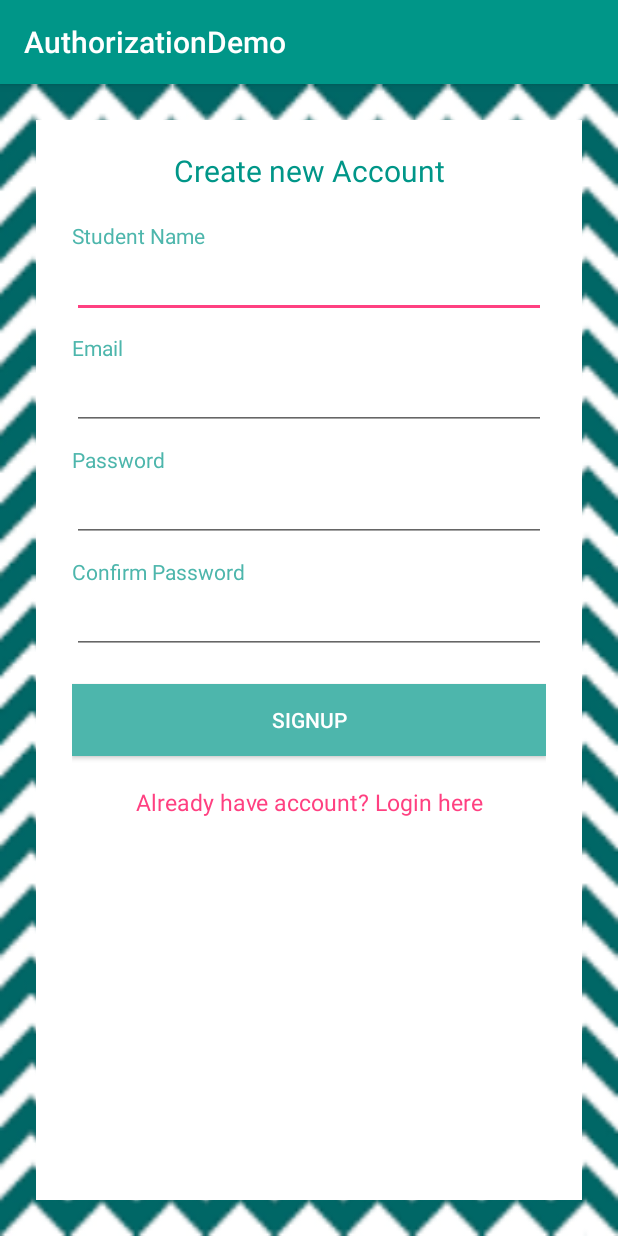
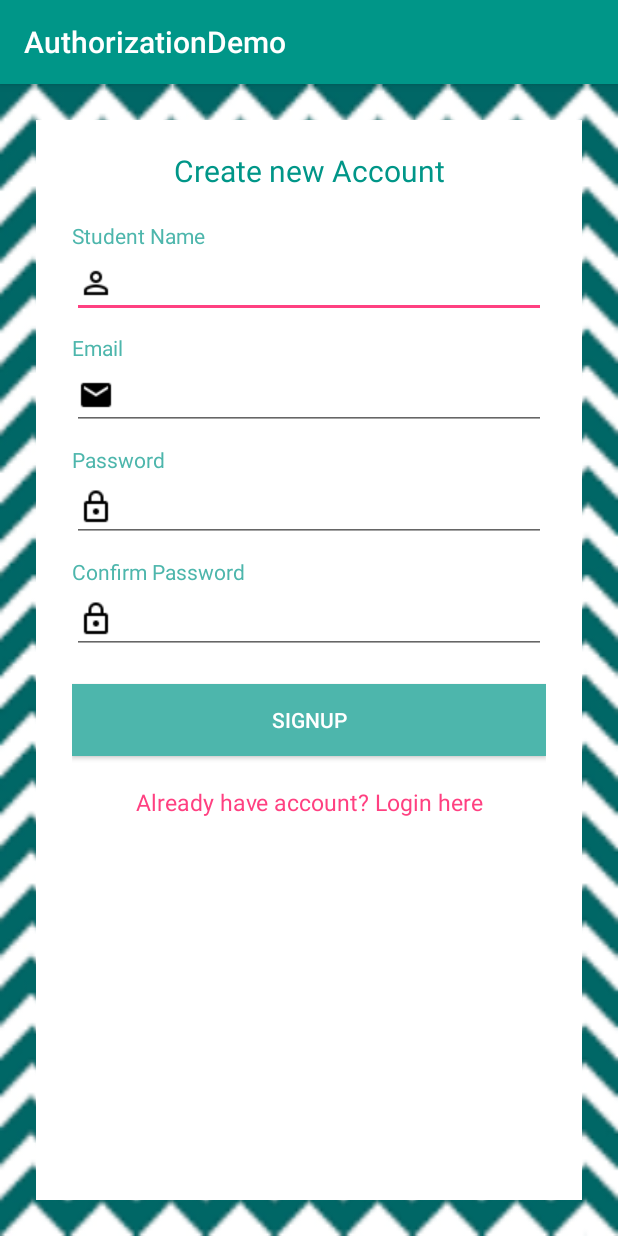
Before and after one commit to nashwanazir/AuthorizationDemo, an Android app: the SignUpActivity screen opened directly, with no data from a screen before it, on a phone screen of 412 x 824 dp. Run offline under Robolectric (Android 15) with nearby library versions, the light colour scheme and no system bars.

Commit message:
Set icons for name,email and password

```diff
--- a/app/src/main/res/layout/activity_login.xml
+++ b/app/src/main/res/layout/activity_login.xml
@@ -39,6 +39,7 @@
             android:layout_width="match_parent"
             android:layout_height="wrap_content"
             android:layout_marginBottom="20dp"
+            android:drawableLeft="@drawable/email"
             android:layout_marginTop="5dp" />
 
         <!--  Password -->
@@ -54,6 +55,7 @@
             android:layout_height="wrap_content"
             android:layout_marginBottom="10dp"
             android:layout_marginTop="5dp"
+            android:drawableLeft="@drawable/pass"
             android:inputType="textPassword" />
 
         <LinearLayout
@@ -77,7 +79,6 @@
             android:layout_width="0dp"
             android:layout_height="wrap_content"
             android:text="Forgot Password?"
-
             android:layout_weight="1.5"
             android:textColor="@color/secColor"/>
 
--- a/app/src/main/res/layout/activity_sign_up.xml
+++ b/app/src/main/res/layout/activity_sign_up.xml
@@ -36,6 +36,7 @@
             <EditText android:id="@+id/name"
                 android:layout_width="match_parent"
                 android:layout_height="wrap_content"
+                android:drawableLeft="@drawable/nme"
                 android:layout_marginBottom="10dp"/>
 
 
@@ -48,6 +49,7 @@
             <EditText android:id="@+id/reg_email"
                 android:layout_width="match_parent"
                 android:layout_height="wrap_content"
+                android:drawableLeft="@drawable/email"
                 android:layout_marginBottom="10dp"/>
 
             <!-- Password -->
@@ -60,6 +62,7 @@
                 android:layout_width="match_parent"
                 android:layout_height="wrap_content"
                 android:inputType="textPassword"
+                android:drawableLeft="@drawable/pass"
                 android:layout_marginBottom="10dp"/>
 
             <!-- Confirm Password -->
@@ -72,6 +75,7 @@
                 android:layout_width="match_parent"
                 android:layout_height="wrap_content"
                 android:inputType="textPassword"
+                android:drawableLeft="@drawable/pass"
                 android:layout_marginBottom="10dp"/>
 
 
```
Also changed, not shown: app/src/main/res/drawable/email.png (added), app/src/main/res/drawable/nme.png (added), app/src/main/res/drawable/pass.png (added).
